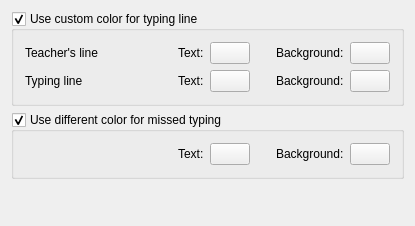
Old version of the form src/ui/ktouchprefcolorspage.ui in the repository KDE/ktouch.
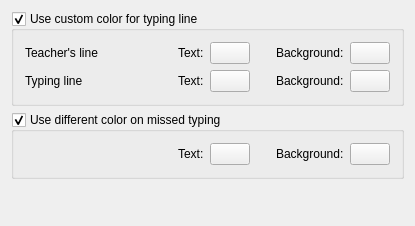
New version of the form. Custom widgets are drawn as their Qt base class.

Commit message: :kde-en-gb@kde.me.ukShould be 'on' as it changes the whole line, not just the mistakes

```diff
--- a/src/ui/ktouchprefcolorspage.ui
+++ b/src/ui/ktouchprefcolorspage.ui
@@ -229,7 +229,7 @@
    <item row="1" column="0" >
     <widget class="QGroupBox" name="kcfg_ColorOnError" >
      <property name="title" >
-      <string>Use different color for missed typing</string>
+      <string>Use different color on missed typing</string>
      </property>
      <property name="checkable" >
       <bool>true</bool>
```
Left out of the diff: 2 changed lines with no effect on the pictures.
